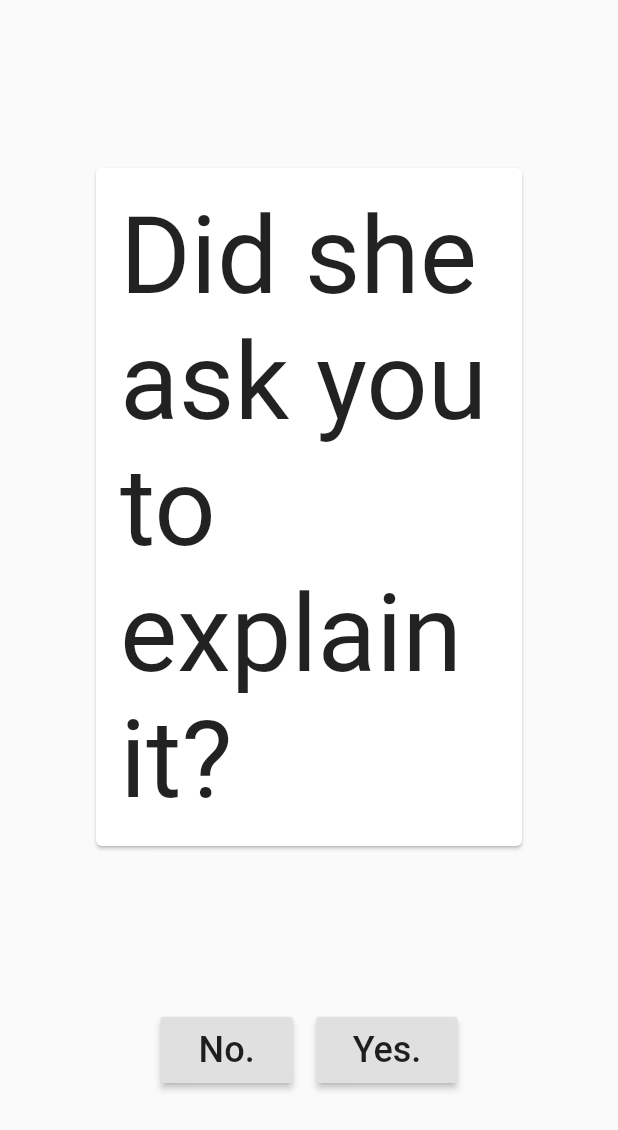
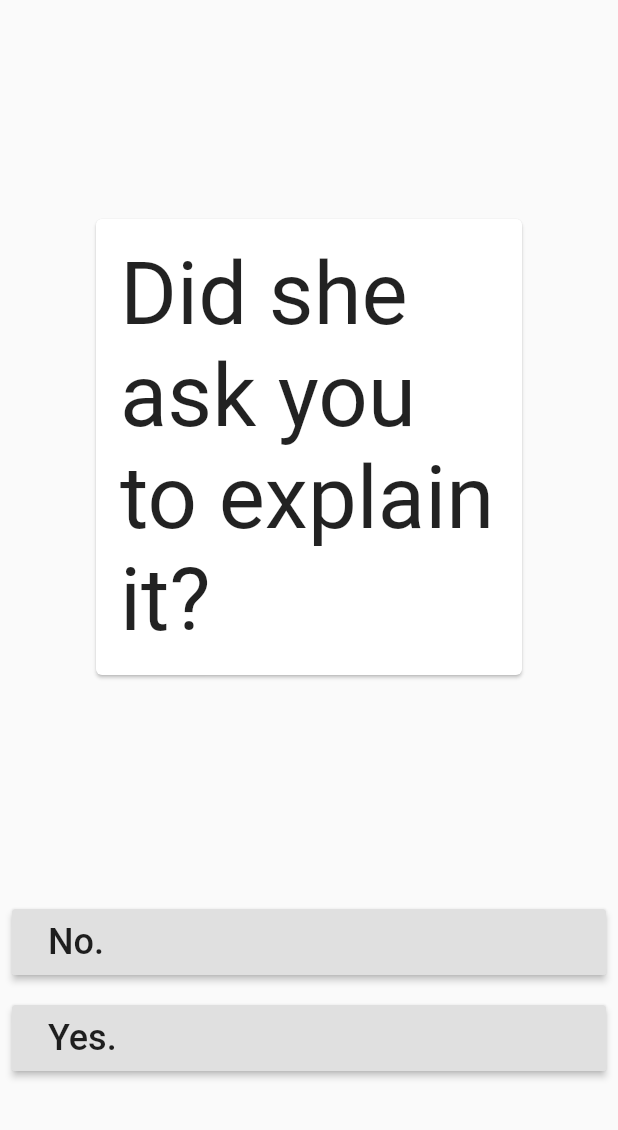
Before and after one commit to ariedov/flutter_are_you_mansplaining, a Flutter app: the screen it shows after launch, on a phone screen of 412 x 824 dp. Shown: the top 1130 px of the screen. Run offline on Flutter 3.47's test engine with Material 2 defaults, Android fonts, the phone set to English and light mode, and no system bars; drawn by our look-alikes of auto_size_text.

Commit message:
adds screen for result

```diff
--- a/lib/logic/navigator.dart
+++ b/lib/logic/navigator.dart
@@ -2,7 +2,7 @@ import 'package:mansplaining/logic/action.dart';
 import 'package:mansplaining/logic/exceptions.dart';
 import 'package:mansplaining/logic/screens.dart';
 
-class Navigator {
+class NavigatorReducer {
 
   Screen navigate(Screen screen, Action action) {
     switch (screen.runtimeType) {
--- a/lib/logic/screens.dart
+++ b/lib/logic/screens.dart
@@ -1,4 +1,5 @@
 import 'package:mansplaining/logic/action.dart';
+import 'package:mansplaining/logic/status.dart';
 
 abstract class Screen {
 
@@ -8,6 +9,11 @@ abstract class Screen {
 abstract class ActionableScreen extends Screen {
 
   List<Action> get actions;
+}
+
+abstract class ResultScreen extends Screen {
+
+  Status get status;
 }
 
 class DidSheAskToExplainThisScreen extends ActionableScreen {
@@ -50,30 +56,38 @@ class YouAskedIfSheNeedsExplanationScreen extends ActionableScreen {
   List<Action> get actions => [SheRefusedExplanation(), IDidNotAskPermission(), SheAgreedToExplanation()];
 }
 
-class NotMansplainingScreen extends Screen {
+class NotMansplainingScreen extends ResultScreen {
+
+  @override
+  Status get status => Status.Good;
 
   @override
   String get title => "Not mansplaining.";
-
 }
 
-class ProbablyMansplainingScreen extends Screen {
+class ProbablyMansplainingScreen extends ResultScreen {
+
+  @override
+  Status get status => Status.Bad;
 
   @override
   String get title => "Probably mansplaining.";
-
 }
 
-class DefinitelyMansplainingScreen extends Screen {
+class DefinitelyMansplainingScreen extends ResultScreen {
+
+  @override
+  Status get status => Status.Terrible;
 
   @override
   String get title => "Definitely mansplaining.";
-
 }
 
-class StopNowScreen extends Screen {
+class StopNowScreen extends ResultScreen {
+
+  @override
+  Status get status => Status.Disaster;
 
   @override
   String get title => "Just stop talking now.";
-
 }
--- /dev/null
+++ b/lib/logic/status.dart
@@ -0,0 +1,6 @@
+enum Status {
+  Good,
+  Bad,
+  Terrible,
+  Disaster,
+}
--- a/lib/ui/actionable_screen.dart
+++ b/lib/ui/actionable_screen.dart
@@ -5,8 +5,9 @@ import 'package:auto_size_text/auto_size_text.dart';
 
 class ScreenWidget extends StatelessWidget {
   final ActionableScreen screen;
+  final ScreenCallback callback;
 
-  const ScreenWidget({Key key, this.screen}) : super(key: key);
+  const ScreenWidget({Key key, this.screen, this.callback}) : super(key: key);
 
   @override
   Widget build(BuildContext context) {
@@ -25,8 +26,8 @@ class ScreenWidget extends StatelessWidget {
                       padding: EdgeInsets.all(16.0),
                       child: AutoSizeText(
                         screen.title,
-                        style: TextStyle(fontSize: 72.0),
-                        maxLines: 5,
+                        style: TextStyle(fontSize: 64.0),
+                        maxLines: 4,
                         minFontSize: 48.0,
                       ),
                     ),
@@ -35,7 +36,7 @@ class ScreenWidget extends StatelessWidget {
               ],
             ),
           ),
-          Row(
+          Column(
             mainAxisAlignment: MainAxisAlignment.center,
             children:
                 screen.actions.map(_buildActionButton).toList(),
@@ -48,17 +49,20 @@ class ScreenWidget extends StatelessWidget {
 
   Widget _buildActionButton(Action action) {
     return Padding(
-      padding: EdgeInsets.symmetric(horizontal: 8.0),
+      padding: EdgeInsets.all(8.0),
       child: RaisedButton(
-        child: Padding(
+        child: Container(
+          width: double.infinity,
           padding: EdgeInsets.all(8.0),
           child: Text(
             action.name,
             style: TextStyle(fontSize: 24),
           ),
         ),
-        onPressed: () {},
+        onPressed: () => callback(screen, action),
       ),
     );
   }
 }
+
+typedef ScreenCallback = void Function(Screen screen, Action action);
```
Also changed, not shown: lib/main.dart (+34 -1 lines), lib/ui/result_screen.dart (added, +49 -0 lines), 1 other file.
